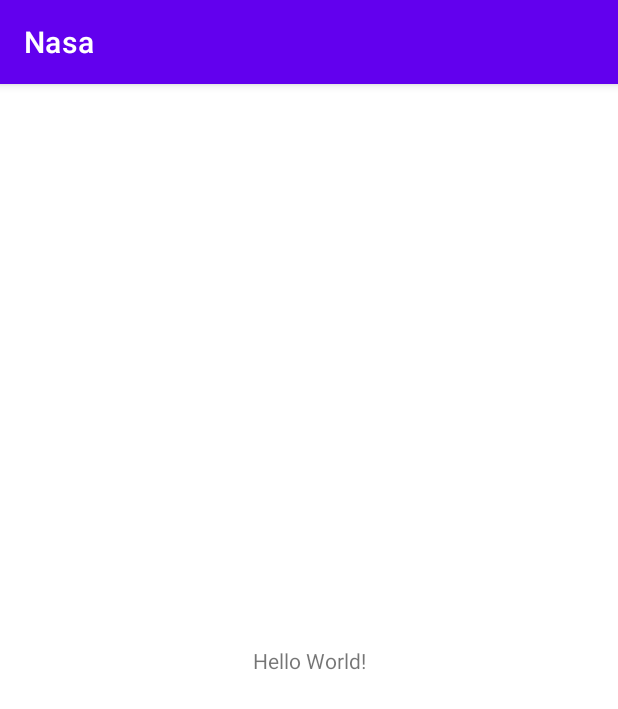
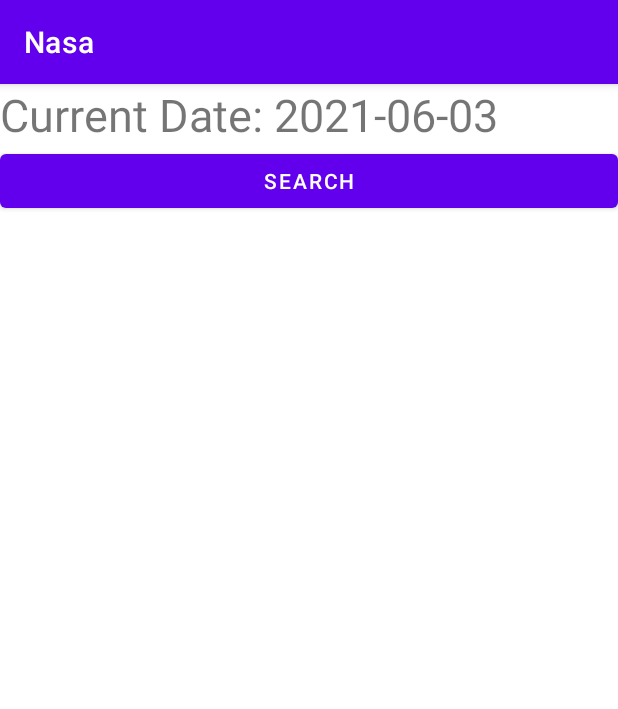
Before and after one commit to Alenafox/Nasa, an Android app: the screen it shows after launch (MainActivity), on a phone screen of 412 x 824 dp. Shown: the top 709 px of the screen. Run offline under Robolectric (Android 15) with nearby library versions, the phone set to English and light mode, and no system bars.

Commit message:
Second commit

```diff
--- /dev/null
+++ b/app/src/main/java/com/example/nasa/Hit.java
@@ -0,0 +1,6 @@
+package com.example.nasa;
+
+public class Hit {
+    int id;
+    String previewURL, explanation;
+}
--- a/app/src/main/java/com/example/nasa/MainActivity.java
+++ b/app/src/main/java/com/example/nasa/MainActivity.java
@@ -3,12 +3,49 @@ package com.example.nasa;
 import androidx.appcompat.app.AppCompatActivity;
 
 import android.os.Bundle;
+import android.util.Log;
+import android.view.View;
+import android.widget.EditText;
+import android.widget.ImageView;
+import android.widget.ListView;
+import android.widget.TextView;
+
+import java.text.SimpleDateFormat;
+import java.util.Calendar;
+import java.util.Date;
+
+import okhttp3.Request;
 
 public class MainActivity extends AppCompatActivity {
+
+    ImageView iv;
+    ListView list;
+    TextView txtView;
 
     @Override
     protected void onCreate(Bundle savedInstanceState) {
         super.onCreate(savedInstanceState);
         setContentView(R.layout.activity_main);
+        iv = findViewById(R.id.image);
+        list = findViewById(R.id.list);
+        txtView = findViewById(R.id.txt);
+
+        Calendar c = Calendar.getInstance();
+        SimpleDateFormat df = new SimpleDateFormat("yyyy-MM-dd");
+        String formattedDate = df.format(c.getTime());
+        txtView.setText("Current Date: "+formattedDate);
+    }
+
+    public void displayResult(String text) {
+        Log.d("mytag", text);
+    }
+
+    public void onClick(View v) {
+        TextView et = findViewById(R.id.txt);
+        String search_date = et.getText().toString();
+
+        Request req = new Request(search_date);
+        NasaAPITask task = new NasaAPITask(this);
+        task.execute(req);
     }
 }
--- a/app/src/main/res/layout/activity_main.xml
+++ b/app/src/main/res/layout/activity_main.xml
@@ -1,18 +1,32 @@
 <?xml version="1.0" encoding="utf-8"?>
-<androidx.constraintlayout.widget.ConstraintLayout xmlns:android="http://schemas.android.com/apk/res/android"
+<LinearLayout xmlns:android="http://schemas.android.com/apk/res/android"
     xmlns:app="http://schemas.android.com/apk/res-auto"
     xmlns:tools="http://schemas.android.com/tools"
     android:layout_width="match_parent"
     android:layout_height="match_parent"
+    android:orientation="vertical"
     tools:context=".MainActivity">
 
     <TextView
-        android:layout_width="wrap_content"
+        android:layout_width="match_parent"
         android:layout_height="wrap_content"
-        android:text="Hello World!"
-        app:layout_constraintBottom_toBottomOf="parent"
-        app:layout_constraintLeft_toLeftOf="parent"
-        app:layout_constraintRight_toRightOf="parent"
-        app:layout_constraintTop_toTopOf="parent" />
+        android:id="@+id/txt"
+        android:textSize="30sp" />
+    <Button
+        android:layout_width="match_parent"
+        android:layout_height="wrap_content"
+        android:text="Search"
+        android:onClick="onClick" />
+    <ListView
+        android:layout_width="match_parent"
+        android:layout_height="match_parent"
+        android:id="@+id/list" />
 
-</androidx.constraintlayout.widget.ConstraintLayout>
+    <ImageView
+
+        android:id="@+id/image"
+        android:onClick="onClick"
+        android:layout_width="match_parent"
+        android:layout_height="match_parent" />
+
+</LinearLayout>
```
Also changed, not shown: app/build.gradle (+11 -7 lines), app/src/main/java/com/example/nasa/GetBitmapFromURLTask.java (added, +46 -0 lines), app/src/main/java/com/example/nasa/NasaAPITask.java (added, +60 -0 lines), app/src/main/java/com/example/nasa/PicturesAdapter.java (added, +54 -0 lines), app/src/main/java/com/example/nasa/Request.java (added, +16 -0 lines), app/src/main/java/com/example/nasa/Response.java (added, +12 -0 lines), app/src/main/res/layout/item.xml (added, +22 -0 lines).
